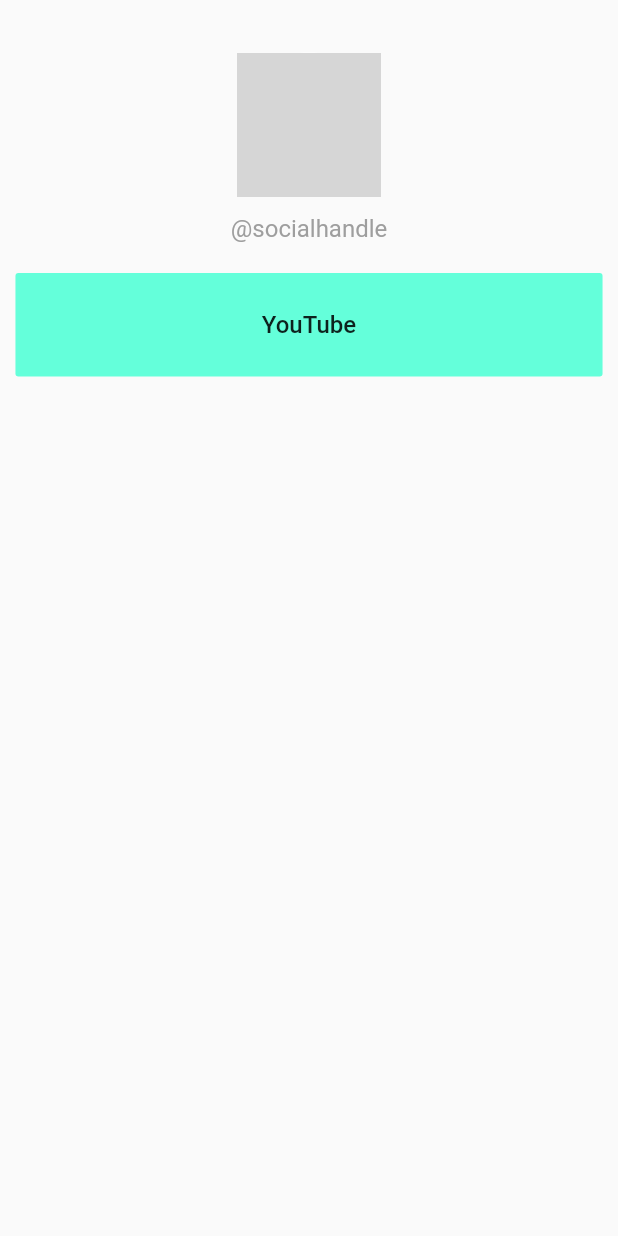
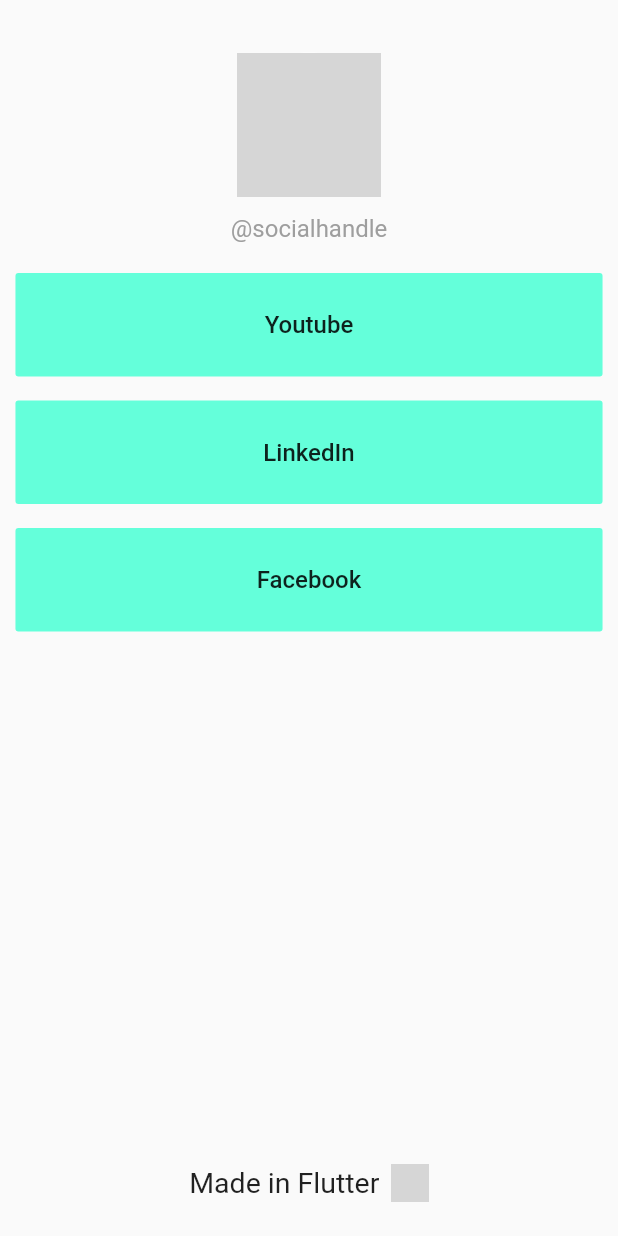
Before and after one commit to happyharis/udemy-links-landing-page-v2, a Flutter app: the screen it shows after launch, on a phone screen of 412 x 824 dp. Run offline on Flutter 3.47's test engine with Material 2 defaults, Android fonts, the phone set to English and light mode, and no system bars; network calls fail; grey boxes are pictures that could not be loaded.

Commit message:
Add links landing page

```diff
--- /dev/null
+++ b/lib/button_link.dart
@@ -0,0 +1,33 @@
+import 'package:flutter/material.dart';
+import 'package:url_launcher/url_launcher.dart';
+
+class ButtonLink extends StatelessWidget {
+  const ButtonLink({
+    Key key,
+    @required this.title,
+    @required this.url,
+  }) : super(key: key);
+
+  final String title;
+  final String url;
+
+  @override
+  Widget build(BuildContext context) {
+    final width = MediaQuery.of(context).size.width;
+    return Padding(
+      padding: const EdgeInsets.only(bottom: 16.0),
+      child: SizedBox(
+        width: width > 680 ? 680 : width * 0.95,
+        child: FlatButton(
+          padding: EdgeInsets.symmetric(vertical: 25),
+          onPressed: () => launch(url),
+          child: Text(
+            title,
+            style: TextStyle(fontSize: 16),
+          ),
+          color: Colors.tealAccent,
+        ),
+      ),
+    );
+  }
+}
--- /dev/null
+++ b/lib/constants.dart
@@ -0,0 +1,10 @@
+import 'package:links_landing_page/link_data.dart';
+
+final documents = [
+  LinkData(title: 'Youtube', url: 'https://youtube.com'),
+  LinkData(title: 'LinkedIn', url: 'https://linkedin.com'),
+  LinkData(title: 'Facebook', url: 'https://facebook.com'),
+];
+
+final imageUrl =
+    'https://pbs.twimg.com/profile_images/1300331531357974528/ZGAghO7W_400x400.jpg';
--- /dev/null
+++ b/lib/footer.dart
@@ -0,0 +1,25 @@
+import 'package:flutter/material.dart';
+
+class Footer extends StatelessWidget {
+  const Footer({
+    Key key,
+  }) : super(key: key);
+
+  @override
+  Widget build(BuildContext context) {
+    return Row(
+      mainAxisAlignment: MainAxisAlignment.center,
+      children: [
+        Text(
+          'Made in Flutter',
+          style: TextStyle(fontSize: 19),
+        ),
+        SizedBox(width: 8),
+        Image.network(
+          'https://www.didierboelens.com/images/blog/hummingbird_logo.png',
+          width: 25,
+        )
+      ],
+    );
+  }
+}
--- /dev/null
+++ b/lib/link_data.dart
@@ -0,0 +1,11 @@
+import 'package:flutter/material.dart';
+
+class LinkData {
+  final String title;
+  final String url;
+
+  LinkData({
+    @required this.title,
+    @required this.url,
+  });
+}
--- /dev/null
+++ b/lib/links_landing_page.dart
@@ -0,0 +1,39 @@
+import 'package:flutter/material.dart';
+import 'package:links_landing_page/button_link.dart';
+import 'package:links_landing_page/constants.dart';
+import 'package:links_landing_page/footer.dart';
+
+class LinksLandingPage extends StatelessWidget {
+  @override
+  Widget build(BuildContext context) {
+    return Material(
+      child: Column(
+        children: [
+          SizedBox(height: 35),
+          CircleAvatar(
+            backgroundImage: NetworkImage(imageUrl),
+            backgroundColor: Colors.white,
+            radius: 48,
+          ),
+          SizedBox(height: 12),
+          Text(
+            '@socialhandle',
+            style: TextStyle(
+              fontSize: 16,
+              color: Colors.grey,
+            ),
+          ),
+          SizedBox(height: 20),
+          for (var document in documents)
+            ButtonLink(
+              title: document.title,
+              url: document.url,
+            ),
+          Spacer(),
+          Footer(),
+          SizedBox(height: 23),
+        ],
+      ),
+    );
+  }
+}
--- a/lib/main.dart
+++ b/lib/main.dart
@@ -1,4 +1,5 @@
 import 'package:flutter/material.dart';
+import 'package:links_landing_page/links_landing_page.dart';
 
 void main() {
   runApp(MyApp());
@@ -17,46 +18,3 @@
     );
   }
 }
-
-class LinksLandingPage extends StatelessWidget {
-  @override
-  Widget build(BuildContext context) {
-    final width = MediaQuery.of(context).size.width;
-    return Material(
-      child: Column(
-        children: [
-          SizedBox(height: 35),
-          CircleAvatar(
-            backgroundImage: NetworkImage(imageUrl),
-            backgroundColor: Colors.white,
-            radius: 48,
-          ),
-          SizedBox(height: 12),
-          Text(
-            '@socialhandle',
-            style: TextStyle(
-              fontSize: 16,
-              color: Colors.grey,
-            ),
-          ),
-          SizedBox(height: 20),
-          SizedBox(
-            width: width > 680 ? 680 : width * 0.95,
-            child: FlatButton(
-              padding: EdgeInsets.symmetric(vertical: 25),
-              onPressed: () {},
-              child: Text(
-                'YouTube',
-                style: TextStyle(fontSize: 16),
-              ),
-              color: Colors.tealAccent,
-            ),
-          )
-        ],
-      ),
-    );
-  }
-}
-
-final imageUrl =
-    'https://pbs.twimg.com/profile_images/1300331531357974528/ZGAghO7W_400x400.jpg';
```
Also changed, not shown: pubspec.yaml (+2 -8 lines), pubspec.lock.
